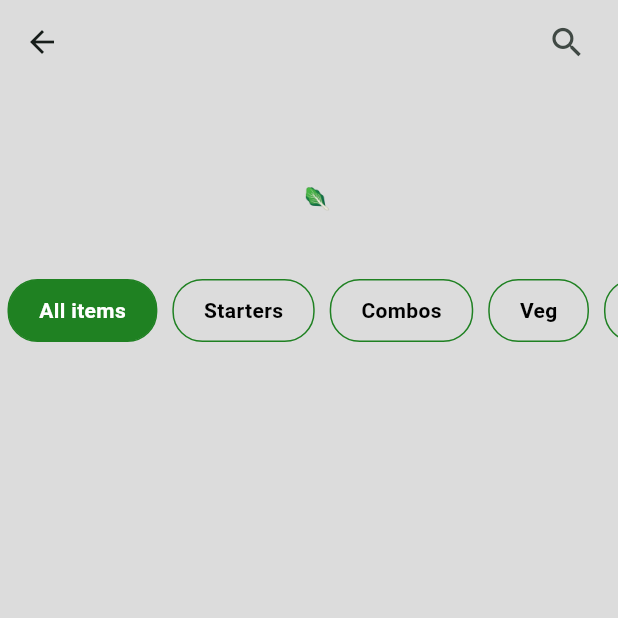
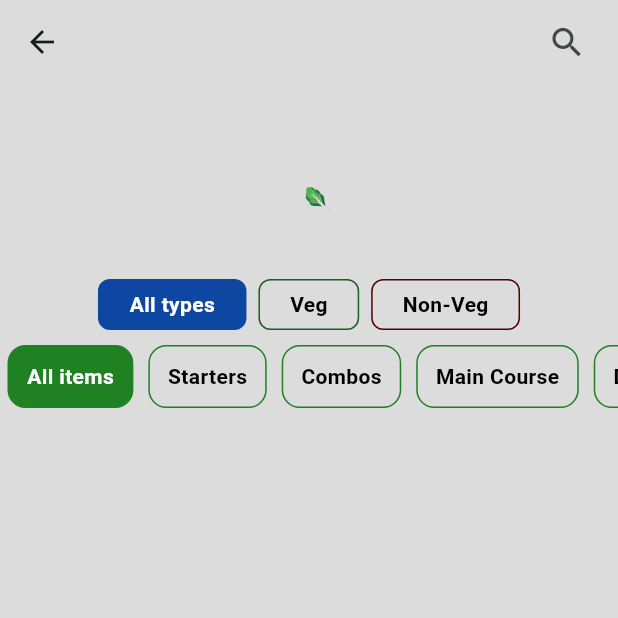
Before and after one commit to Prerak-J/JLDSSS_Customer_App, a Flutter app: the MenuScreen screen opened directly with empty values, on a phone screen of 412 x 824 dp, the top half of it. Run offline on Flutter 3.47's test engine with Material 3 defaults, Android fonts, the phone set to English and light mode, and no system bars; our stand-ins replace auto_size_text, cloud_firestore, firebase_auth, firebase_core, geolocator, google_maps_flutter; accounts and stored records are empty.

Commit message:
Bug fixes

```diff
--- a/lib/pages/menu_page.dart
+++ b/lib/pages/menu_page.dart
@@ -17,6 +17,8 @@ class MenuScreen extends StatefulWidget {
 
 class _MenuScreenState extends State<MenuScreen> with SingleTickerProviderStateMixin {
   String selectedCategory = "All items";
+  String selectedType = "All types";
+  Color? selectedColor = Colors.blue[900];
   List<int> counter = [];
   int sum = 0;
   late AnimationController popUpAnimationController = AnimationController(
@@ -120,6 +122,19 @@ class _MenuScreenState extends State<MenuScreen> with SingleTickerProviderStateM
               SliverToBoxAdapter(
                 child: Padding(
                   padding: const EdgeInsets.only(bottom: 10),
+                  child: Row(
+                    mainAxisAlignment: MainAxisAlignment.center,
+                    children: [
+                      typeName('All types'),
+                      typeName('Veg'),
+                      typeName('Non-Veg'),
+                    ],
+                  ),
+                ),
+              ),
+              SliverToBoxAdapter(
+                child: Padding(
+                  padding: const EdgeInsets.only(bottom: 10),
                   child: SingleChildScrollView(
                     scrollDirection: Axis.horizontal,
                     child: Row(
@@ -127,15 +142,47 @@ class _MenuScreenState extends State<MenuScreen> with SingleTickerProviderStateM
                         categoryName('All items'),
                         categoryName('Starters'),
                         categoryName('Combos'),
-                          categoryName('Veg'),
-                          categoryName('Non-Veg'),
+                        categoryName('Main Course'),
+                        categoryName('Desserts'),
                       ],
-                      )),
+                    ),
+                  ),
                 ),
               ),
               SliverList(
                 delegate: SliverChildBuilderDelegate(
                   (context, index) {
+                    if (selectedCategory != 'All items' || selectedType != 'All types') {
+                      if (selectedType == 'All types') {
+                        if (widget.snap['foodlist'][index]['category'] != selectedCategory) {
+                          return Container();
+                        }
+                      }
+                      if (selectedType == 'Veg') {
+                        if (selectedCategory != 'All items') {
+                          if (widget.snap['foodlist'][index]['category'] != selectedCategory ||
+                              widget.snap['foodlist'][index]['type'] != 'veg') {
+                            return Container();
+                          }
+                        } else {
+                          if (widget.snap['foodlist'][index]['type'] != 'veg') {
+                            return Container();
+                          }
+                        }
+                      }
+                      if (selectedType == 'Non-Veg') {
+                        if (selectedCategory != 'All items') {
+                          if (widget.snap['foodlist'][index]['category'] != selectedCategory ||
+                              widget.snap['foodlist'][index]['type'] != 'non_veg') {
+                            return Container();
+                          }
+                        } else {
+                          if (widget.snap['foodlist'][index]['type'] != 'non_veg') {
+                            return Container();
+                          }
+                        }
+                      }
+                    }
                     return Column(
                       children: [
                         Container(
@@ -456,11 +503,11 @@ class _MenuScreenState extends State<MenuScreen> with SingleTickerProviderStateM
         });
       },
       child: Container(
-        padding: const EdgeInsets.symmetric(horizontal: 20, vertical: 10),
+        padding: const EdgeInsets.symmetric(horizontal: 12, vertical: 10),
         margin: const EdgeInsets.symmetric(horizontal: 5),
         decoration: BoxDecoration(
           color: isSelected ? parrotGreen : Colors.transparent,
-          borderRadius: BorderRadius.circular(20),
+          borderRadius: BorderRadius.circular(12),
           border: Border.all(
             color: parrotGreen,
             width: 1,
@@ -468,6 +515,60 @@ class _MenuScreenState extends State<MenuScreen> with SingleTickerProviderStateM
         ),
         child: Text(
           category,
+          style: TextStyle(
+            color: isSelected ? Colors.white : Colors.black,
+            fontWeight: FontWeight.bold,
+          ),
+        ),
+      ),
+    );
+  }
+
+  Widget typeName(String type) {
+    bool isSelected = type == selectedType;
+    Color? borderColor = Colors.black;
+    switch (type) {
+      case 'Veg':
+        borderColor = Colors.green[900];
+        break;
+      case 'Non-Veg':
+        borderColor = darkRed;
+        break;
+      default:
+        borderColor = Colors.blue[900];
+        break;
+    }
+
+    return GestureDetector(
+      onTap: () {
+        setState(() {
+          selectedType = type;
+          switch (selectedType) {
+            case 'Veg':
+              selectedColor = Colors.green[900];
+              break;
+            case 'Non-Veg':
+              selectedColor = darkRed;
+              break;
+            default:
+              selectedColor = Colors.blue[900];
+              break;
+          }
+        });
+      },
+      child: Container(
+        padding: const EdgeInsets.symmetric(horizontal: 20, vertical: 6),
+        margin: const EdgeInsets.symmetric(horizontal: 4),
+        decoration: BoxDecoration(
+          color: isSelected ? selectedColor : Colors.transparent,
+          borderRadius: BorderRadius.circular(8),
+          border: Border.all(
+            color: borderColor ?? Colors.black,
+            width: 1,
+          ),
+        ),
+        child: Text(
+          type,
           style: TextStyle(
             color: isSelected ? Colors.white : Colors.black,
             fontWeight: FontWeight.bold,
--- a/lib/pages/order_page.dart
+++ b/lib/pages/order_page.dart
@@ -96,6 +96,7 @@ class _OrderScreenState extends State<OrderScreen> {
         email: email,
         phone: phone,
         address: address,
+        resAddress: widget.snap['address'],
       );
 
       if (context.mounted) {
--- a/lib/resources/auth_methods.dart
+++ b/lib/resources/auth_methods.dart
@@ -25,6 +25,7 @@ class AuthMethods {
           'email': email,
           'phone': '+91$phone',
           'password': password,
+          'address': "Add address",
         });
 
         res = "success";
@@ -214,6 +215,7 @@ class AuthMethods {
     required String phone,
     required String address,
     required String resUid,
+    required String resAddress,
   }) async {
     String res = 'Some error occured';
     try {
@@ -235,6 +237,9 @@ class AuthMethods {
         'address': address,
         'datePlaced': datePlaced,
         'orderId': uuid,
+        'assigned': false,
+        'resAddress': resAddress,
+        'requested': false,
       });
       res = 'success';
     } catch (e) {
```
Lines whose indentation alone changed are shown as unchanged.
